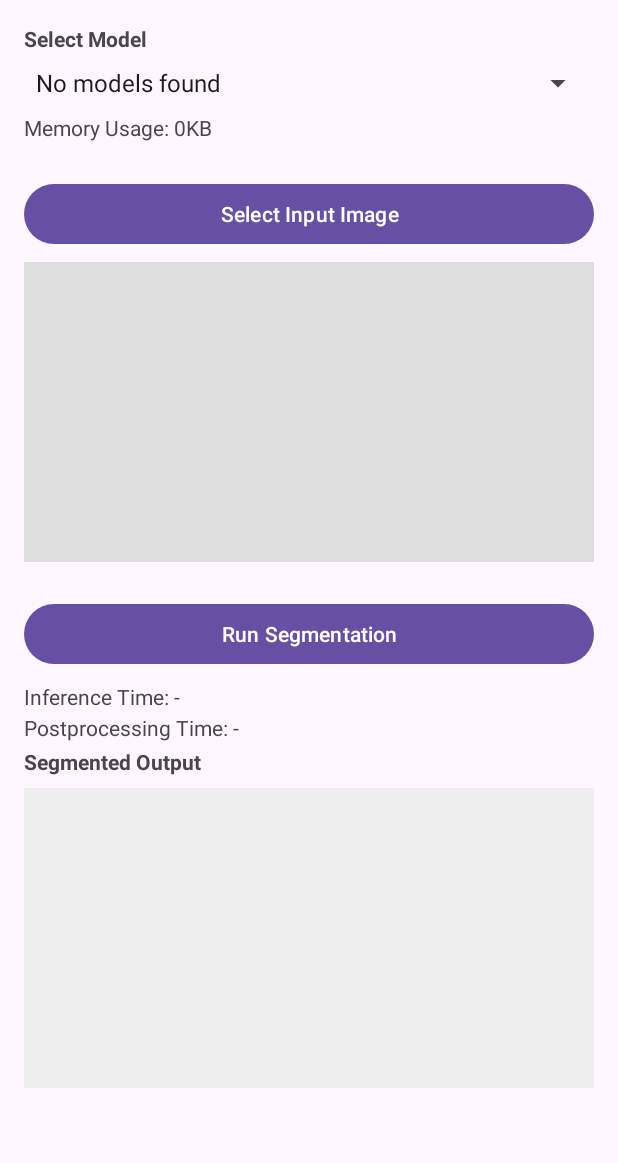
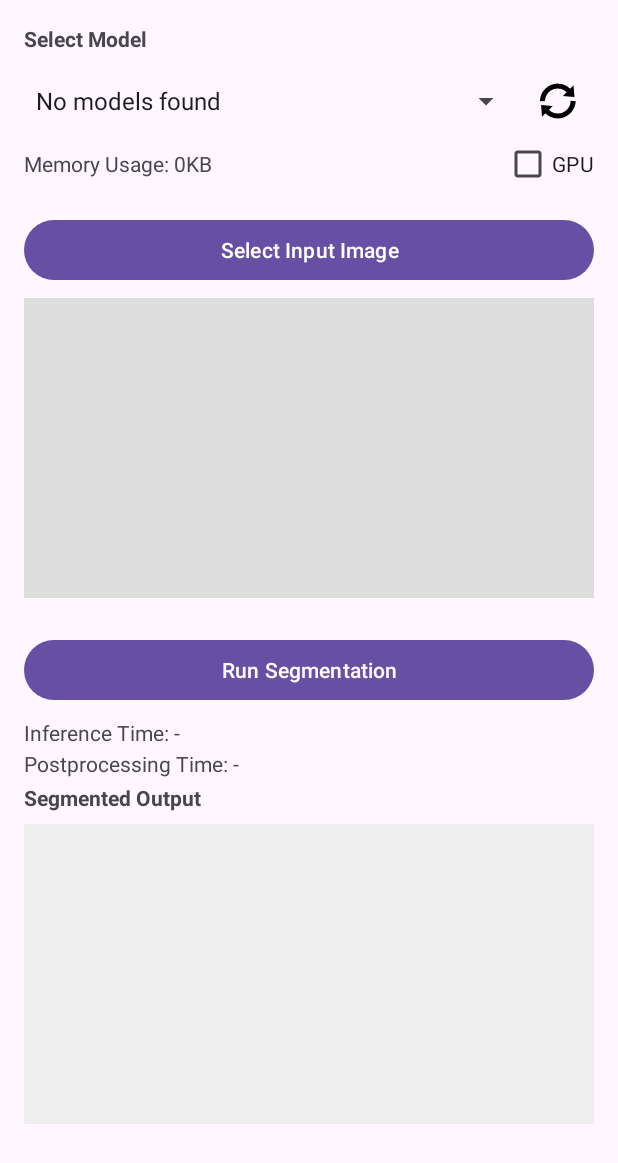
Before and after one commit to tunasoup/executorch-demo, an Android app: the screen it shows after launch (MainActivity), on a phone screen of 412 x 824 dp. Shown: the top 1163 px of the screen. Run offline under Robolectric (Android 15) with nearby library versions, the light colour scheme and no system bars; libraries missing offline, so code that uses them is left out: ai.onnxruntime, org.pytorch.executorch; pictures from the network do not load.

Commit message:
Add GPU and model refresh features
Button for enabling NNAPI for onnx, button for refreshing the model list

```diff
--- a/android/app/src/main/java/com/example/executorchdemo/MainActivity.java
+++ b/android/app/src/main/java/com/example/executorchdemo/MainActivity.java
@@ -13,6 +13,8 @@ import android.view.View;
 import android.widget.AdapterView;
 import android.widget.ArrayAdapter;
 import android.widget.Button;
+import android.widget.CheckBox;
+import android.widget.ImageButton;
 import android.widget.ImageView;
 import android.widget.Spinner;
 import android.widget.TextView;
@@ -62,6 +64,7 @@ public class MainActivity extends AppCompatActivity {
                             }
                         }
                     });
+    private CheckBox gpuBox;
     private String modelDirPath;
 
     @Override
@@ -75,6 +78,8 @@ public class MainActivity extends AppCompatActivity {
         postprocessingTimeView = findViewById(R.id.postprocessingTimeText);
         inputImageView = findViewById(R.id.inputImageView);
         outputImageView = findViewById(R.id.outputImageView);
+        gpuBox = findViewById(R.id.checkboxEnableGPU);
+        final ImageButton modelRefresher = findViewById(R.id.refreshButton);
         final Button selectImageButton = findViewById(R.id.selectImageButton);
         final Button runInferenceButton = findViewById(R.id.runInferenceButton);
 
@@ -103,6 +108,7 @@ public class MainActivity extends AppCompatActivity {
 
         });
 
+        modelRefresher.setOnClickListener(v -> loadModelList());
         selectImageButton.setOnClickListener(v -> selectImage());
 
         runInferenceButton.setOnClickListener(v -> {
@@ -179,8 +185,10 @@ public class MainActivity extends AppCompatActivity {
      */
     private SegmentationOutput runOnnxModel(final Bitmap resizedBitmap) throws OrtException {
         final OrtEnvironment env = OrtEnvironment.getEnvironment();
+        final OrtSession.SessionOptions sessionOptions = new OrtSession.SessionOptions();
+        if (gpuBox.isChecked()) sessionOptions.addNnapi();
         final OrtSession session = env.createSession(selectedModelFile.getAbsolutePath(),
-                                                     new OrtSession.SessionOptions());
+                                                     sessionOptions);
 
         final OnnxTensor inputTensor = bitmapToOnnxTensor(env, resizedBitmap);
         final String inputName = session.getInputNames().iterator().next();
--- a/android/app/src/main/res/layout/activity_main.xml
+++ b/android/app/src/main/res/layout/activity_main.xml
@@ -23,17 +23,31 @@
             app:layout_constraintStart_toStartOf="parent"
             />
 
-        <!-- Spinner -->
+        <!-- Model Spinner -->
         <Spinner
             android:id="@+id/modelSpinner"
             android:layout_width="0dp"
-            android:layout_height="wrap_content"
+            android:layout_height="48dp"
             app:layout_constraintTop_toBottomOf="@id/modelSelectionLabel"
             app:layout_constraintStart_toStartOf="parent"
+            app:layout_constraintEnd_toStartOf="@id/refreshButton"
             app:layout_constraintEnd_toEndOf="parent"
             android:layout_marginTop="8dp"/>
 
-        <!-- Memory Usage -->
+        <!-- Model Refresh Button -->
+        <ImageButton
+            android:id="@+id/refreshButton"
+            android:layout_width="48dp"
+            android:layout_height="48dp"
+            android:src="@android:drawable/ic_popup_sync"
+            android:contentDescription="@string/model_refresh"
+            android:background="?attr/selectableItemBackgroundBorderless"
+            app:layout_constraintEnd_toEndOf="parent"
+            app:layout_constraintTop_toTopOf="@id/modelSpinner"
+            app:layout_constraintBottom_toBottomOf="@id/modelSpinner"
+            app:tint="@android:color/black" />
+
+        <!-- Model Memory Usage -->
         <TextView
             android:id="@+id/modelMemoryText"
             android:layout_width="wrap_content"
@@ -42,6 +56,16 @@
             app:layout_constraintTop_toBottomOf="@id/modelSpinner"
             app:layout_constraintStart_toStartOf="parent"
             android:layout_marginTop="8dp"/>
+
+        <!-- GPU Use -->
+        <CheckBox
+            android:id="@+id/checkboxEnableGPU"
+            android:layout_width="wrap_content"
+            android:layout_height="wrap_content"
+            android:text="@string/enable_gpu"
+            app:layout_constraintEnd_toEndOf="parent"
+            app:layout_constraintTop_toTopOf="@id/modelMemoryText"
+            app:layout_constraintBottom_toBottomOf="@id/modelMemoryText" />
 
         <!-- Select Image Button -->
         <Button
--- a/android/app/src/main/res/values/strings.xml
+++ b/android/app/src/main/res/values/strings.xml
@@ -2,6 +2,8 @@
     <string name="app_name">ExecuTorch Demo</string>
     <string name="select_model">Select Model</string>
     <string name="no_models_found">No models found</string>
+    <!-- Alt text for model list refresh icon button -->
+    <string name="model_refresh">Refresh model list</string>
     <!-- Text for showing a model's memory usage -->
     <string name="memory_usage">Memory Usage: %1$s</string>
     <string name="select_input_image">Select Input Image</string>
@@ -16,4 +18,6 @@
     <string name="segmented_output_image">Segmented output image</string>
     <!-- Toast text when attempting to run without selections -->
     <string name="selections_required">"Please select a model and image"</string>
+    <!-- Checkbox text for enabling GPU usage when applicable -->
+    <string name="enable_gpu">GPU</string>
 </resources>
```
